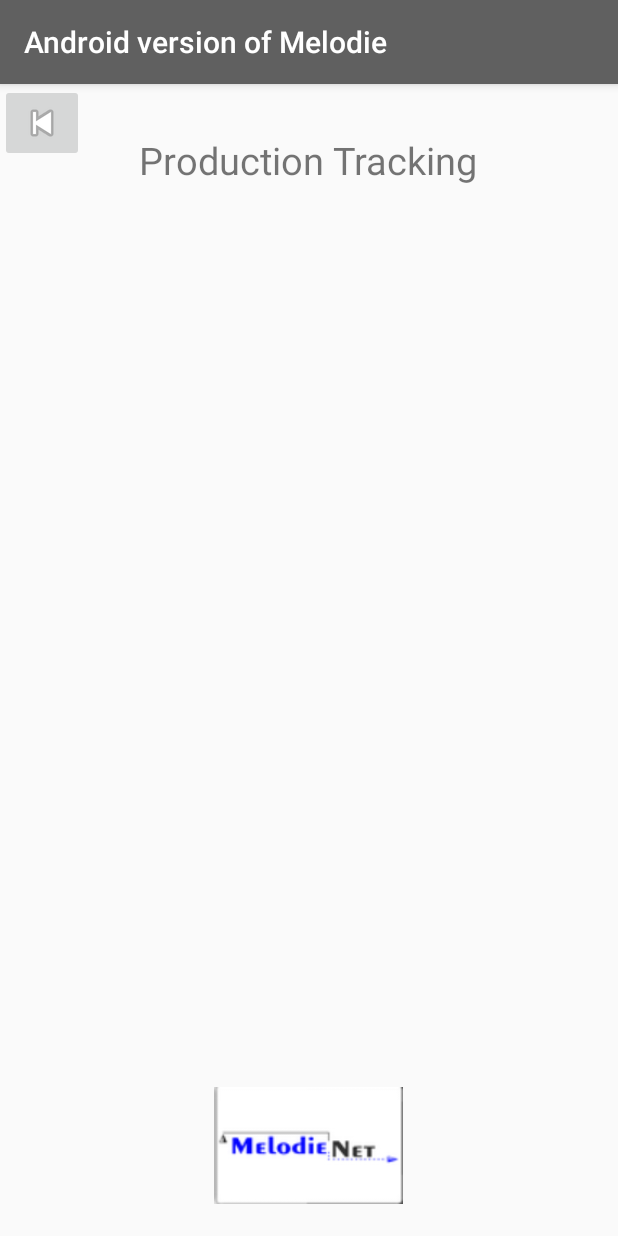
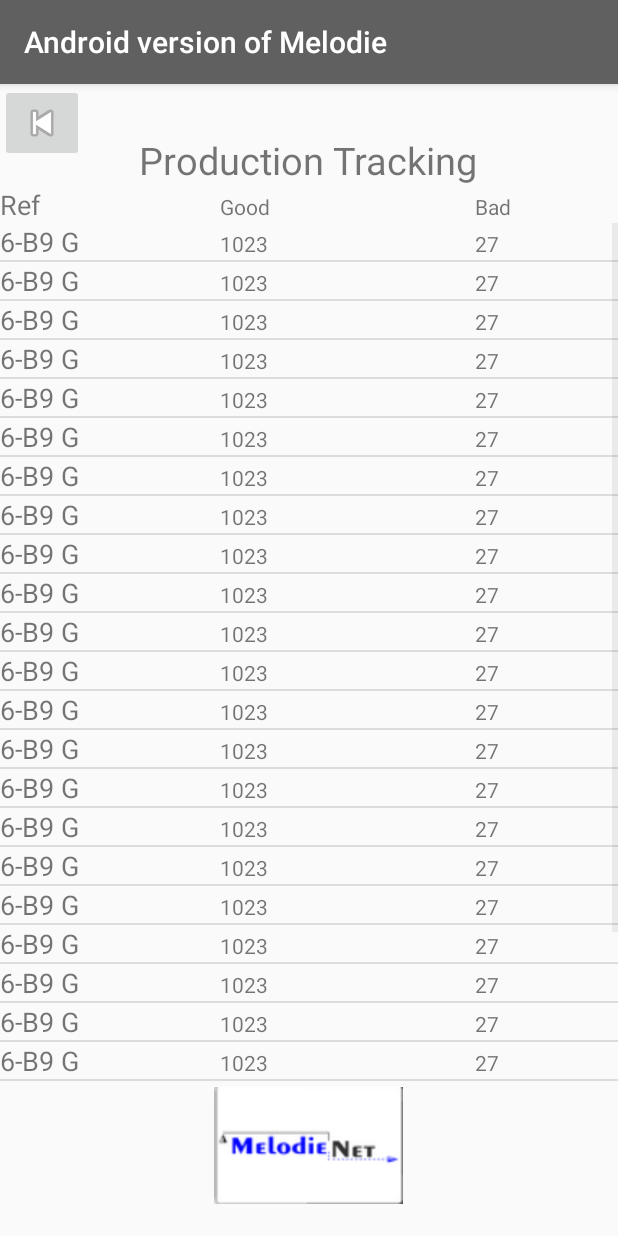
Before and after one commit to mordohaw/MelodieAndroid, an Android app: the ProductionActivity screen opened directly, with no data from a screen before it, on a phone screen of 412 x 824 dp. Run offline under Robolectric (Android 15) with nearby library versions, the phone set to English and light mode, and no system bars.

Commit message:
19/04 -> Doing the same with ProductionActivity

```diff
--- a/MelodieAndroidV4.4/app/src/main/java/com/example/williammordohay/melodieandroidv44/Cell/CellAdapter.java
+++ b/MelodieAndroidV4.4/app/src/main/java/com/example/williammordohay/melodieandroidv44/Cell/CellAdapter.java
@@ -12,7 +12,6 @@ import android.view.ViewGroup;
 import android.widget.ArrayAdapter;
 import android.widget.TextView;
 
-import com.example.williammordohay.melodieandroidv44.Cell.CellObject;
 import com.example.williammordohay.melodieandroidv44.R;
 
 import java.util.HashMap;
--- a/MelodieAndroidV4.4/app/src/main/java/com/example/williammordohay/melodieandroidv44/MachineActivity.java
+++ b/MelodieAndroidV4.4/app/src/main/java/com/example/williammordohay/melodieandroidv44/MachineActivity.java
@@ -1,12 +1,9 @@
 package com.example.williammordohay.melodieandroidv44;
 
-import android.graphics.Color;
 import android.support.v7.app.AppCompatActivity;
 import android.os.Bundle;
 import android.view.View;
-import android.widget.ArrayAdapter;
 import android.widget.ListView;
-import android.widget.TextView;
 
 import com.example.williammordohay.melodieandroidv44.Cell.CellAdapter;
 import com.example.williammordohay.melodieandroidv44.Cell.CellObject;
@@ -16,31 +13,29 @@ import java.util.List;
 
 public class MachineActivity extends AppCompatActivity {
 
-    private ArrayList cells = new ArrayList();
-
     private ListView mListView;
-    private List<CellObject> cellObjectList = new ArrayList<CellObject>();
+    private List<CellObject> cellObjectList = new ArrayList<>();
     private CellAdapter adapter;
     @Override
     protected void onCreate(Bundle savedInstanceState) {
         super.onCreate(savedInstanceState);
         setContentView(R.layout.activity_machine);
 
-        populateListView();
+        populateMachineView();
 
     }
 
     public void generateCells(){
 
-        this.cells.add(new CellObject(1410, "Production", "#00FF00"));
-        this.cells.add(new CellObject(1413, "Maintenance", "#FF0000"));
-        this.cells.add(new CellObject(1490, "Hors communication", "#2C75FF"));
-        this.cells.add(new CellObject(2000, "Production", "#00FF00"));
-        this.cells.add(new CellObject(2030, "Arret", "#FF0000"));
-        this.cells.add(new CellObject(2041, "Production", "#00FF00"));
-        this.cells.add(new CellObject(2042, "Maintenance", "#FF0000"));
-        this.cells.add(new CellObject(2131, "Arret", "#FF0000"));
-        this.cells.add(new CellObject(2201, "Production", "#00FF00"));
+        this.cellObjectList.add(new CellObject(1410, "Production", "#00FF00"));
+        this.cellObjectList.add(new CellObject(1413, "Maintenance", "#FF0000"));
+        this.cellObjectList.add(new CellObject(1490, "Communicating problems", "#2C75FF"));
+        this.cellObjectList.add(new CellObject(2000, "Production", "#00FF00"));
+        this.cellObjectList.add(new CellObject(2030, "Stop", "#FF0000"));
+        this.cellObjectList.add(new CellObject(2041, "Production", "#00FF00"));
+        this.cellObjectList.add(new CellObject(2042, "Maintenance", "#FF0000"));
+        this.cellObjectList.add(new CellObject(2131, "Stop", "#FF0000"));
+        this.cellObjectList.add(new CellObject(2201, "Production", "#00FF00"));
 
     }
 
@@ -48,10 +43,10 @@ public class MachineActivity extends AppCompatActivity {
         MachineActivity.this.finish();
     }
 
-    public void populateListView(){
+    public void populateMachineView(){
         generateCells();
         mListView=(ListView) findViewById(R.id.CellsView);
-        adapter=new CellAdapter(this,cells);
+        adapter=new CellAdapter(this,cellObjectList);
         mListView.setAdapter(adapter);
 
     }
--- /dev/null
+++ b/MelodieAndroidV4.4/app/src/main/java/com/example/williammordohay/melodieandroidv44/Product/ProductAdapter.java
@@ -0,0 +1,68 @@
+package com.example.williammordohay.melodieandroidv44.Product;
+
+import android.content.Context;
+import android.support.annotation.NonNull;
+import android.support.annotation.Nullable;
+import android.view.LayoutInflater;
+import android.view.View;
+import android.view.ViewGroup;
+import android.widget.ArrayAdapter;
+import android.widget.TextView;
+
+import com.example.williammordohay.melodieandroidv44.R;
+
+import java.util.HashMap;
+import java.util.List;
+import java.util.Map;
+
+/**
+ * Created by william.mordohay on 19/04/2017.
+ */
+
+public class ProductAdapter extends ArrayAdapter<ProductObject> {
+    public Map<View,ProductObject>viewProductObjectMap = new HashMap<View, ProductObject>();
+
+    public ProductAdapter(Context context, List<ProductObject> products){
+        super(context,0,products);
+    }
+
+
+    @NonNull
+    @Override
+    public View getView(int position, @Nullable View convertView, @NonNull ViewGroup parent) {
+
+
+        if(convertView == null){
+            convertView = LayoutInflater.from(getContext()).inflate(R.layout.row_product,parent, false);
+        }
+
+        //check if the view is not empty
+        ProductObjectViewHolder viewHolder = (ProductObjectViewHolder ) convertView.getTag();
+        if(viewHolder==null){
+            // Associate View with object viewHolder
+            viewHolder = new ProductObjectViewHolder();
+            viewHolder.ref=(TextView) convertView.findViewById(R.id.ref);
+            viewHolder.goodNum=(TextView) convertView.findViewById(R.id.good);
+            viewHolder.badNum=(TextView) convertView.findViewById(R.id.bad);
+            convertView.setTag(viewHolder);
+        }
+
+        // On récupère l'item correspondant à la position dans la list<ProductObject>
+        ProductObject currentProduct = getItem(position);
+
+        //On rempli la vue
+        viewHolder.ref.setText(currentProduct.getReference());
+        viewHolder.goodNum.setText(String.valueOf(currentProduct.getGoodProductNumber()));
+        viewHolder.badNum.setText(String.valueOf(currentProduct.getBadProductNumber()));
+
+        viewProductObjectMap.put(convertView, currentProduct);
+
+        return convertView;
+    }
+
+    public class ProductObjectViewHolder{
+        public TextView ref;
+        public TextView goodNum;
+        public TextView badNum;
+    }
+}
--- /dev/null
+++ b/MelodieAndroidV4.4/app/src/main/java/com/example/williammordohay/melodieandroidv44/Product/ProductObject.java
@@ -0,0 +1,32 @@
+package com.example.williammordohay.melodieandroidv44.Product;
+
+/**
+ * Created by william.mordohay on 19/04/2017.
+ */
+
+public class ProductObject {
+
+    private String reference;
+    private int goodProductNumber;
+    private int badProductNumber;
+
+    public ProductObject(String ref,int good,int bad){
+        this.reference=ref;
+        this.goodProductNumber=good;
+        this.badProductNumber=bad;
+    }
+
+    public String getReference() {
+        return reference;
+    }
+
+    public int getGoodProductNumber() {
+        return goodProductNumber;
+    }
+
+    public int getBadProductNumber() {
+        return badProductNumber;
+    }
+
+
+}
--- a/MelodieAndroidV4.4/app/src/main/java/com/example/williammordohay/melodieandroidv44/ProductionActivity.java
+++ b/MelodieAndroidV4.4/app/src/main/java/com/example/williammordohay/melodieandroidv44/ProductionActivity.java
@@ -3,16 +3,69 @@ package com.example.williammordohay.melodieandroidv44;
 import android.support.v7.app.AppCompatActivity;
 import android.os.Bundle;
 import android.view.View;
+import android.widget.ListView;
+
+import com.example.williammordohay.melodieandroidv44.Product.ProductAdapter;
+import com.example.williammordohay.melodieandroidv44.Product.ProductObject;
+
+import java.util.ArrayList;
+import java.util.List;
 
 public class ProductionActivity extends AppCompatActivity {
+
+    private ListView mListView;
+    private List<ProductObject> productObjectList = new ArrayList<>();
+    private ProductAdapter adapter;
 
     @Override
     protected void onCreate(Bundle savedInstanceState) {
         super.onCreate(savedInstanceState);
         setContentView(R.layout.activity_production);
+        populateProductView();
     }
 
     public void quitCurrentActivity(View v){
         ProductionActivity.this.finish();
     }
+
+    public void generateProducts(){
+
+        this.productObjectList.add(new ProductObject("6-B9 G",1023,27));
+        this.productObjectList.add(new ProductObject("6-B9 G",1023,27));
+        this.productObjectList.add(new ProductObject("6-B9 G",1023,27));
+        this.productObjectList.add(new ProductObject("6-B9 G",1023,27));
+        this.productObjectList.add(new ProductObject("6-B9 G",1023,27));
+        this.productObjectList.add(new ProductObject("6-B9 G",1023,27));
+        this.productObjectList.add(new ProductObject("6-B9 G",1023,27));
+        this.productObjectList.add(new ProductObject("6-B9 G",1023,27));
+        this.productObjectList.add(new ProductObject("6-B9 G",1023,27));
+        this.productObjectList.add(new ProductObject("6-B9 G",1023,27));
+        this.productObjectList.add(new ProductObject("6-B9 G",1023,27));
+        this.productObjectList.add(new ProductObject("6-B9 G",1023,27));
+        this.productObjectList.add(new ProductObject("6-B9 G",1023,27));
+        this.productObjectList.add(new ProductObject("6-B9 G",1023,27));
+        this.productObjectList.add(new ProductObject("6-B9 G",1023,27));
+        this.productObjectList.add(new ProductObject("6-B9 G",1023,27));
+        this.productObjectList.add(new ProductObject("6-B9 G",1023,27));
+        this.productObjectList.add(new ProductObject("6-B9 G",1023,27));
+        this.productObjectList.add(new ProductObject("6-B9 G",1023,27));
+        this.productObjectList.add(new ProductObject("6-B9 G",1023,27));
+        this.productObjectList.add(new ProductObject("6-B9 G",1023,27));
+        this.productObjectList.add(new ProductObject("6-B9 G",1023,27));
+        this.productObjectList.add(new ProductObject("6-B9 G",1023,27));
+        this.productObjectList.add(new ProductObject("6-B9 G",1023,27));
+        this.productObjectList.add(new ProductObject("6-B9 G",1023,27));
+        this.productObjectList.add(new ProductObject("6-B9 G",1023,27));
+        this.productObjectList.add(new ProductObject("6-B9 G",1023,27));
+
+    }
+
+
+    public void populateProductView(){
+        generateProducts();
+        mListView=(ListView) findViewById(R.id.ProductView);
+        adapter=new ProductAdapter(this,productObjectList);
+        mListView.setAdapter(adapter);
+
+    }
 }
--- a/MelodieAndroidV4.4/app/src/main/res/layout/activity_machine.xml
+++ b/MelodieAndroidV4.4/app/src/main/res/layout/activity_machine.xml
@@ -25,6 +25,7 @@
         android:layout_marginTop="33dp"
         android:text="@string/MachineActivity" />
 
+
     <ImageView
         android:id="@+id/MelodieLogo"
         android:layout_width="135dp"
@@ -36,7 +37,6 @@
         android:layout_alignParentBottom="true"
         android:layout_centerHorizontal="true" />
 
-
     <ListView
         android:id="@+id/CellsView"
         android:layout_width="wrap_content"
@@ -47,4 +47,7 @@
     </ListView>
 
 
+
+
+
 </RelativeLayout>
--- a/MelodieAndroidV4.4/app/src/main/res/layout/activity_production.xml
+++ b/MelodieAndroidV4.4/app/src/main/res/layout/activity_production.xml
@@ -26,7 +26,7 @@
         android:text="@string/ProductionActivity" />
 
     <ImageView
-        android:id="@+id/imageView"
+        android:id="@+id/MelodieLogo"
         android:layout_width="135dp"
         android:layout_height="78dp"
         app:srcCompat="@drawable/melodie"
@@ -36,5 +36,50 @@
         android:layout_alignParentBottom="true"
         android:layout_centerHorizontal="true" />
 
+    <LinearLayout
+        android:orientation="horizontal"
+        android:layout_width="wrap_content"
+        android:layout_height="wrap_content"
+        android:id="@+id/listLegend"
+        android:weightSum="1"
+        android:layout_below="@+id/titleView"
+        android:layout_alignParentStart="true">
+
+        <TextView
+            android:id="@+id/ref"
+            android:layout_width="234dp"
+            android:layout_height="wrap_content"
+            android:text="Ref"
+            android:textSize="18dp"
+            android:layout_weight="0.5"/>
+
+        <TextView
+            android:layout_width="213dp"
+            android:layout_height="wrap_content"
+            android:text="Good"
+            android:id="@+id/good"
+            android:layout_weight="0.25"/>
+
+
+        <TextView
+            android:id="@+id/bad"
+            android:layout_width="139dp"
+            android:layout_height="wrap_content"
+            android:text="Bad"
+            android:layout_weight="0.25"/>
+
+    </LinearLayout>
+
+    <ListView
+        android:id="@+id/ProductView"
+        android:layout_width="wrap_content"
+        android:layout_below="@id/listLegend"
+        android:layout_above="@id/MelodieLogo"
+        android:layout_height="match_parent">
+
+    </ListView>
+
+
+
 
 </RelativeLayout>
--- /dev/null
+++ b/MelodieAndroidV4.4/app/src/main/res/layout/row_product.xml
@@ -0,0 +1,32 @@
+<?xml version="1.0" encoding="utf-8"?>
+<LinearLayout xmlns:android="http://schemas.android.com/apk/res/android"
+    android:orientation="horizontal"
+    android:layout_width="match_parent"
+    android:layout_height="match_parent"
+    android:weightSum="1"
+    >
+
+        <TextView
+            android:id="@+id/ref"
+            android:layout_width="234dp"
+            android:layout_height="wrap_content"
+            android:text="Ref"
+            android:textSize="18dp"
+            android:layout_weight="0.5"/>
+
+        <TextView
+            android:layout_width="213dp"
+            android:layout_height="wrap_content"
+            android:text="Good"
+            android:id="@+id/good"
+            android:layout_weight="0.25"/>
+
+
+    <TextView
+        android:id="@+id/bad"
+        android:layout_width="139dp"
+        android:layout_height="wrap_content"
+        android:text="Bad"
+        android:layout_weight="0.25"/>
+
+</LinearLayout>
--- a/MelodieAndroidV4.4/app/src/main/res/values/strings.xml
+++ b/MelodieAndroidV4.4/app/src/main/res/values/strings.xml
@@ -9,6 +9,7 @@
 
 
     <string name="movies_categories_key">categoriesKey</string>
+
 
     <!-- URL strings
     -->
```
Also changed, not shown: 2 other files. Lines whose indentation alone changed are shown as unchanged.
